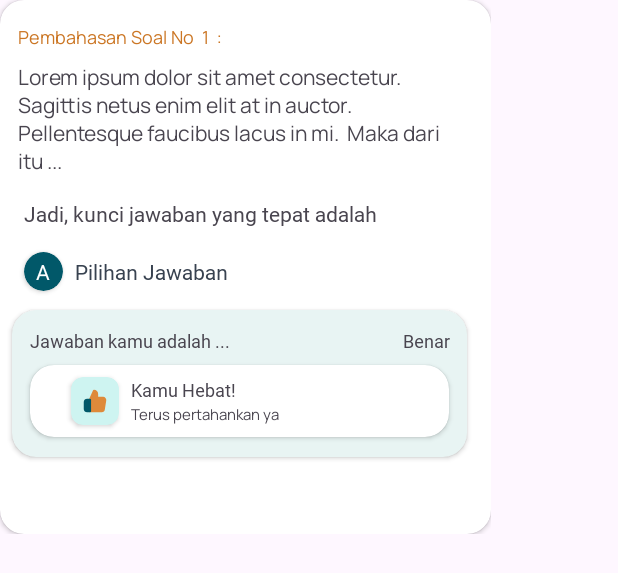
After one commit to Keep-IN/Nasho, an Android app: the layout pembahasan_view.xml on its own in the app's theme, with its tools: preview values and no code run, on a phone screen of 412 x 824 dp. The commit adds this screen. Shown: the top 573 px of the screen. Run offline under Robolectric (Android 15) with nearby library versions, the phone set to English and light mode, and no system bars.

Commit message:
Pembahasan Hit

```diff
--- a/app/src/main/AndroidManifest.xml
+++ b/app/src/main/AndroidManifest.xml
@@ -16,6 +16,12 @@
         android:supportsRtl="true"
         android:theme="@style/Theme.Nasho"
         tools:targetApi="31">
+        <activity
+            android:name=".features.home_materi.PembahasanFragment"
+            android:exported="false" />
+        <activity
+            android:name=".features.quiz.quizDiscussion.PembahasanMateri"
+            android:exported="false" />
         <activity
             android:name=".features.quiz.quizDiscussion.QuizDiscussion"
             android:exported="false" />
--- a/app/src/main/java/com/nasho/MainActivity.kt
+++ b/app/src/main/java/com/nasho/MainActivity.kt
@@ -7,7 +7,7 @@ import androidx.appcompat.app.AppCompatActivity
 import androidx.core.view.ViewCompat
 import androidx.core.view.WindowInsetsCompat
 import com.nasho.databinding.ActivityMainBinding
-import com.nasho.features.login.Login
+import com.nasho.features.quiz.quizDiscussion.PembahasanMateri
 
 class MainActivity : AppCompatActivity() {
     private lateinit var binding: ActivityMainBinding
@@ -22,7 +22,7 @@ class MainActivity : AppCompatActivity() {
             insets
         }
         binding.textView.setOnClickListener {
-            val intent = Intent(this, Login::class.java)
+            val intent = Intent(this, PembahasanMateri::class.java)
             startActivity(intent)
         }
     }
--- /dev/null
+++ b/app/src/main/res/drawable/ic_benar.xml
@@ -0,0 +1,18 @@
+<vector xmlns:android="http://schemas.android.com/apk/res/android"
+    android:width="16dp"
+    android:height="16dp"
+    android:viewportWidth="16"
+    android:viewportHeight="16">
+  <path
+      android:pathData="M9.35,5.975V3.275C9.35,2.157 8.443,1.25 7.325,1.25L4.625,7.325V14.75H12.469C13.142,14.757 13.718,14.268 13.818,13.602L14.75,7.527C14.809,7.136 14.694,6.738 14.434,6.439C14.174,6.14 13.796,5.97 13.4,5.975H9.35Z"
+      android:strokeLineJoin="round"
+      android:strokeWidth="1.5"
+      android:fillColor="#DE8A3A"
+      android:strokeColor="#DE8A3A"/>
+  <path
+      android:pathData="M4.625,7.25H2.823C2.032,7.236 1.356,7.891 1.25,8.675V13.4C1.356,14.184 2.032,14.764 2.823,14.75H4.625V7.25Z"
+      android:strokeLineJoin="round"
+      android:strokeWidth="1.5"
+      android:fillColor="#015869"
+      android:strokeColor="#015869"/>
+</vector>
--- /dev/null
+++ b/app/src/main/res/layout/pembahasan_view.xml
@@ -0,0 +1,219 @@
+<?xml version="1.0" encoding="utf-8"?>
+<androidx.constraintlayout.widget.ConstraintLayout xmlns:android="http://schemas.android.com/apk/res/android"
+    xmlns:app="http://schemas.android.com/apk/res-auto"
+    xmlns:tools="http://schemas.android.com/tools"
+    android:id="@+id/main"
+    android:layout_width="wrap_content"
+    android:layout_height="wrap_content"
+    tools:context=".features.home_materi.PembahasanFragment">
+
+    <androidx.cardview.widget.CardView
+        android:layout_width="327dp"
+        android:layout_height="356dp"
+        app:cardCornerRadius="16dp"
+        app:layout_constraintBottom_toBottomOf="parent"
+        app:layout_constraintEnd_toEndOf="parent"
+        app:layout_constraintStart_toStartOf="parent"
+        app:layout_constraintTop_toTopOf="parent" >
+
+        <androidx.constraintlayout.widget.ConstraintLayout
+            android:layout_width="match_parent"
+            android:layout_height="match_parent">
+
+            <TextView
+                android:id="@+id/textView33"
+                android:layout_width="wrap_content"
+                android:layout_height="wrap_content"
+                android:layout_marginStart="12dp"
+                android:layout_marginTop="16dp"
+                android:fontFamily="@font/manrope"
+                android:text="Pembahasan Soal No"
+                android:textColor="#CB7624"
+                android:textSize="12dp"
+                app:layout_constraintStart_toStartOf="parent"
+                app:layout_constraintTop_toTopOf="parent" />
+
+            <TextView
+                android:id="@+id/tvNoSoal"
+                android:layout_width="wrap_content"
+                android:layout_height="wrap_content"
+                android:layout_marginStart="5dp"
+                android:fontFamily="@font/manrope"
+                android:text="1"
+                android:textColor="#CB7624"
+                android:textSize="12dp"
+                app:layout_constraintBottom_toBottomOf="@+id/textView33"
+                app:layout_constraintStart_toEndOf="@+id/textView33"
+                app:layout_constraintTop_toTopOf="@+id/textView33" />
+
+            <TextView
+                android:id="@+id/textView35"
+                android:layout_width="wrap_content"
+                android:layout_height="wrap_content"
+                android:layout_marginStart="5dp"
+                android:fontFamily="@font/manrope"
+                android:text=":"
+                android:textColor="#CB7624"
+                android:textSize="12dp"
+                app:layout_constraintBottom_toBottomOf="@+id/textView33"
+                app:layout_constraintStart_toEndOf="@+id/tvNoSoal"
+                app:layout_constraintTop_toTopOf="@+id/textView33" />
+
+            <TextView
+                android:id="@+id/tvSoalUjian"
+                android:layout_width="303dp"
+                android:layout_height="wrap_content"
+                android:layout_marginTop="8dp"
+                android:fontFamily="@font/manrope"
+                android:text="Lorem ipsum dolor sit amet consectetur. Sagittis netus enim elit at in auctor. Pellentesque faucibus lacus in mi.  Maka dari itu ..."
+                android:textSize="14dp"
+                app:layout_constraintStart_toStartOf="@+id/textView33"
+                app:layout_constraintTop_toBottomOf="@+id/textView33" />
+
+            <TextView
+                android:id="@+id/textView37"
+                android:layout_width="wrap_content"
+                android:layout_height="wrap_content"
+                android:layout_marginStart="4dp"
+                android:layout_marginTop="16dp"
+                android:fontFamily="@font/manrope_bold"
+                android:text="Jadi, kunci jawaban yang tepat adalah "
+                android:textSize="14dp"
+                app:layout_constraintStart_toStartOf="@+id/tvSoalUjian"
+                app:layout_constraintTop_toBottomOf="@+id/tvSoalUjian" />
+
+            <androidx.cardview.widget.CardView
+                android:id="@+id/cardView2"
+                android:layout_width="26dp"
+                android:layout_height="26dp"
+                android:layout_marginTop="16dp"
+                app:cardBackgroundColor="#015869"
+                app:cardCornerRadius="26dp"
+                app:layout_constraintStart_toStartOf="@+id/textView37"
+                app:layout_constraintTop_toBottomOf="@+id/textView37">
+
+                <TextView
+                    android:id="@+id/textView38"
+                    android:layout_width="wrap_content"
+                    android:layout_height="wrap_content"
+                    android:layout_gravity="center"
+                    android:text="A"
+                    android:textColor="@color/white" />
+            </androidx.cardview.widget.CardView>
+
+            <TextView
+                android:id="@+id/tvJawabanBenar"
+                android:layout_width="wrap_content"
+                android:layout_height="wrap_content"
+                android:layout_marginStart="8dp"
+                android:fontFamily="@font/manrope_bold"
+                android:text="Pilihan Jawaban"
+                android:textColor="#384250"
+                app:layout_constraintBottom_toBottomOf="@+id/cardView2"
+                app:layout_constraintStart_toEndOf="@+id/cardView2"
+                app:layout_constraintTop_toTopOf="@+id/cardView2" />
+
+            <androidx.cardview.widget.CardView
+                android:id="@+id/cvJawaban"
+                android:layout_width="303dp"
+                android:layout_height="98dp"
+                android:layout_marginStart="8dp"
+                android:layout_marginTop="16dp"
+                android:layout_marginEnd="16dp"
+                app:cardBackgroundColor="#E8F4F3"
+                app:cardCornerRadius="16dp"
+                app:layout_constraintEnd_toEndOf="parent"
+                app:layout_constraintStart_toStartOf="parent"
+                app:layout_constraintTop_toBottomOf="@+id/tvJawabanBenar">
+
+                <androidx.constraintlayout.widget.ConstraintLayout
+                    android:layout_width="match_parent"
+                    android:layout_height="match_parent">
+
+                    <TextView
+                        android:id="@+id/textView41"
+                        android:layout_width="wrap_content"
+                        android:layout_height="wrap_content"
+                        android:layout_marginStart="12dp"
+                        android:layout_marginTop="12dp"
+                        android:fontFamily="@font/manrope_bold"
+                        android:text="Jawaban kamu adalah ..."
+                        android:textSize="12dp"
+                        app:layout_constraintStart_toStartOf="parent"
+                        app:layout_constraintTop_toTopOf="parent" />
+
+                    <TextView
+                        android:id="@+id/textView42"
+                        android:layout_width="wrap_content"
+                        android:layout_height="wrap_content"
+                        android:layout_marginTop="12dp"
+                        android:layout_marginEnd="11dp"
+                        android:fontFamily="@font/manrope_bold"
+                        android:text="Benar"
+                        android:textSize="12dp"
+                        app:layout_constraintEnd_toEndOf="parent"
+                        app:layout_constraintTop_toTopOf="parent" />
+
+                    <androidx.cardview.widget.CardView
+                        android:layout_width="0dp"
+                        android:layout_height="48dp"
+                        android:layout_marginStart="12dp"
+                        android:layout_marginTop="8dp"
+                        android:layout_marginEnd="12dp"
+                        app:cardCornerRadius="16dp"
+                        app:layout_constraintEnd_toEndOf="parent"
+                        app:layout_constraintStart_toStartOf="parent"
+                        app:layout_constraintTop_toBottomOf="@+id/textView41">
+
+                        <androidx.constraintlayout.widget.ConstraintLayout
+                            android:layout_width="match_parent"
+                            android:layout_height="match_parent">
+
+                            <TextView
+                                android:id="@+id/textView43"
+                                android:layout_width="wrap_content"
+                                android:layout_height="wrap_content"
+                                android:layout_marginStart="8dp"
+                                android:fontFamily="@font/manrope_bold"
+                                android:text="Kamu Hebat!"
+                                android:textSize="12dp"
+                                app:layout_constraintStart_toEndOf="@+id/cardView3"
+                                app:layout_constraintTop_toTopOf="@+id/cardView3" />
+
+                            <androidx.cardview.widget.CardView
+                                android:id="@+id/cardView3"
+                                android:layout_width="32dp"
+                                android:layout_height="32dp"
+                                android:layout_marginStart="27dp"
+                                app:cardBackgroundColor="#CEF4F1"
+                                app:cardCornerRadius="8dp"
+                                app:layout_constraintBottom_toBottomOf="parent"
+                                app:layout_constraintStart_toStartOf="parent"
+                                app:layout_constraintTop_toTopOf="parent">
+
+                                <ImageView
+                                    android:id="@+id/ivMaybe"
+                                    android:layout_width="wrap_content"
+                                    android:layout_height="wrap_content"
+                                    android:layout_gravity="center"
+                                    android:src="@drawable/ic_benar" />
+                            </androidx.cardview.widget.CardView>
+
+                            <TextView
+                                android:id="@+id/textView44"
+                                android:layout_width="wrap_content"
+                                android:layout_height="wrap_content"
+                                android:layout_marginStart="8dp"
+                                android:fontFamily="@font/manrope"
+                                android:text="Terus pertahankan ya"
+                                android:textSize="10dp"
+                                app:layout_constraintBottom_toBottomOf="@+id/cardView3"
+                                app:layout_constraintStart_toEndOf="@+id/cardView3" />
+                        </androidx.constraintlayout.widget.ConstraintLayout>
+
+                    </androidx.cardview.widget.CardView>
+                </androidx.constraintlayout.widget.ConstraintLayout>
+            </androidx.cardview.widget.CardView>
+        </androidx.constraintlayout.widget.ConstraintLayout>
+    </androidx.cardview.widget.CardView>
+</androidx.constraintlayout.widget.ConstraintLayout>
--- a/core/src/main/java/com/core/data/reqres/quiz/quizDiscussion/Data.kt
+++ b/core/src/main/java/com/core/data/reqres/quiz/quizDiscussion/DataJawaban.kt
@@ -3,7 +3,7 @@ package com.core.data.reqres.quiz.quizDiscussion
 
 import com.google.gson.annotations.SerializedName
 
-data class Data(
+data class DataJawaban(
     @SerializedName("benar")
     val benar: Boolean,
     @SerializedName("jawaban_details")
--- a/core/src/main/java/com/core/data/reqres/quiz/quizDiscussion/QuizDiscussionResponse.kt
+++ b/core/src/main/java/com/core/data/reqres/quiz/quizDiscussion/QuizDiscussionResponse.kt
@@ -5,7 +5,7 @@ import com.google.gson.annotations.SerializedName
 
 data class QuizDiscussionResponse(
     @SerializedName("data")
-    val `data`: List<Data>,
+    val `data`: List<DataJawaban>,
     @SerializedName("msg")
     val msg: String
 )
--- a/core/src/main/java/com/core/di/NetworkClient.kt
+++ b/core/src/main/java/com/core/di/NetworkClient.kt
@@ -22,7 +22,7 @@ import javax.inject.Singleton
 @InstallIn(SingletonComponent::class)
 class NetworkClient {
     companion object{
-        private const val  BASE_URL =""
+        private const val  BASE_URL ="https://enormous-mint-tomcat.ngrok-free.app/"
         private const val token = ""
     }
     @Singleton
```
Also changed, not shown: app/src/main/java/com/nasho/data/adapter/PembahasanAdapter.kt (added, +57 -0 lines), app/src/main/java/com/nasho/features/quiz/quizDiscussion/PembahasanMateri.kt (added, +67 -0 lines), app/src/main/java/com/nasho/features/quiz/quizDiscussion/QuizDiscussion.kt (deleted, +0 -28 lines), app/src/main/res/drawable/ic_salah.xml (added, +13 -0 lines), app/src/main/res/layout/activity_pembahasan_materi.xml (added, +71 -0 lines).
